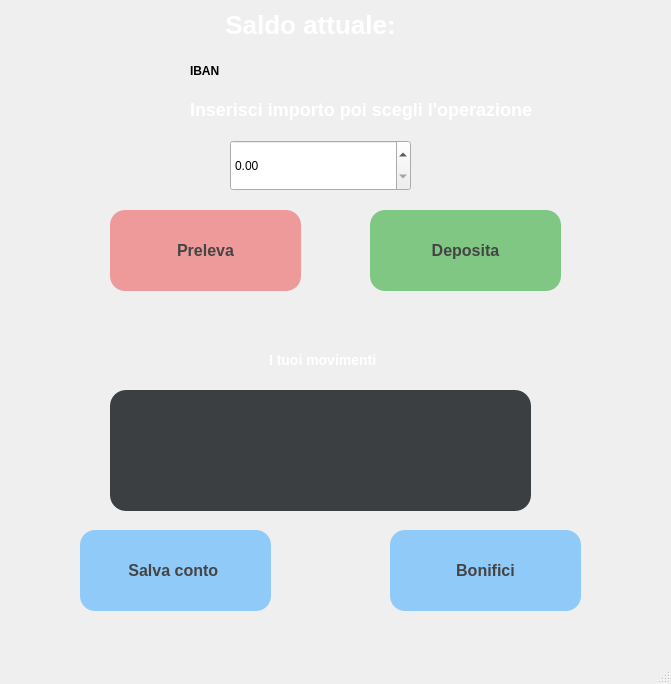
Above: MainWindow.ui from AndreaDiPietro0/BankAccount_DiPietro before the change. Below: the same form after it.
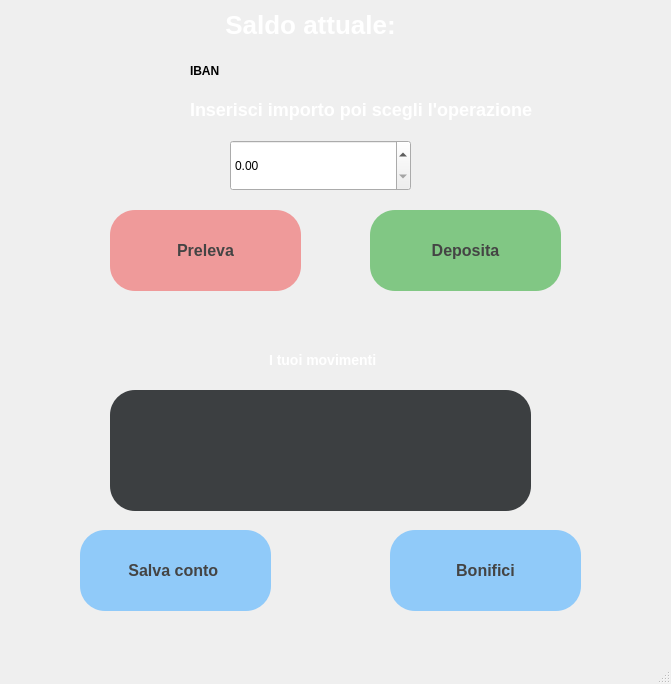
That is the form after the change.

```diff
--- a/MainWindow.ui
+++ b/MainWindow.ui
@@ -67,7 +67,7 @@
      <string notr="true">QPushButton {
     background-color: #81C784; /* verde */
     color: #444444;             
-    border-radius: 15px;       /* bordi arrotondati */
+    border-radius: 25px;       /* bordi arrotondati */
     padding: 10px 20px;       /* spaziatura interna */
     font-size: 16px;          
     font-weight: bold;       
@@ -104,7 +104,7 @@
      <string notr="true">QPushButton {
     background-color: #EF9A9A; /* rosso */
     color: #444444;
-    border-radius: 15px;
+    border-radius: 25px;
     padding: 10px 20px;
     font-size: 16px;
     font-weight: bold;
@@ -141,7 +141,7 @@
      <string notr="true">QPushButton {
     background-color: #90CAF9; /* blu */
     color: #444444;
-    border-radius: 15px;
+    border-radius: 25px;
     padding: 10px 20px;
     font-size: 16px;
     font-weight: bold;
@@ -178,7 +178,7 @@
      <string notr="true">QPushButton {
     background-color: #90CAF9; /* blu */
     color: #444444;
-    border-radius: 15px;
+    border-radius: 25px;
     padding: 10px 20px;
     font-size: 16px;
     font-weight: bold;
@@ -214,7 +214,7 @@
     </property>
     <property name="styleSheet">
      <string notr="true">QListWidget {
-    border-radius: 16px;       
+    border-radius: 25px;       
     background-color: #3C3F41; 
     padding: 5px;             
 }
```
